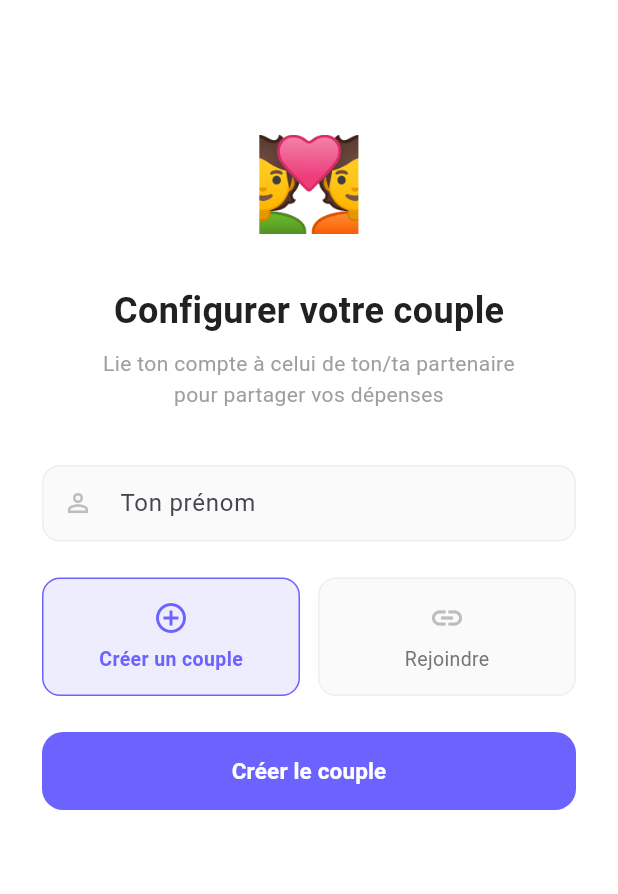
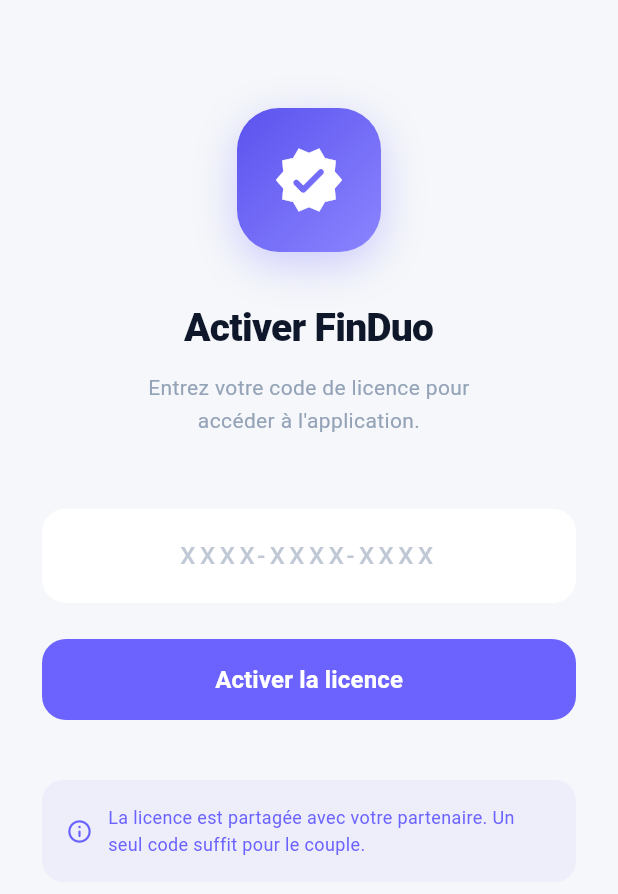
Before and after one commit to GAS-EBEBA/FinDuo, a Flutter app: the screen it shows once a user with an empty profile is signed in, on a phone screen of 412 x 824 dp. Shown: the top 894 px of the screen. Run offline on Flutter 3.47's test engine with Material 3 defaults, Android fonts, the phone set to English and light mode, and no system bars; our stand-ins replace cloud_firestore, connectivity_plus, firebase_auth, firebase_core, flutter_riverpod, go_router; accounts and stored records are empty.

Commit message:
feat: système de licences (activation par code, expiration)
Structure Firestore :
  licenses/{code} : expiresAt, isRevoked, activatedBy, activatedAt
  couples/{id}    : + licenseCode, licenseExpiresAt (après activation)

- license_service.dart : validation + activation du code (batch write),
  gestion des erreurs (code invalide, révoqué, expiré, déjà utilisé)
- license_provider.dart : licenseStreamProvider (bool temps réel),
  licenseActivationProvider (notifier pour activer un code)
- LicenseScreen : saisie du code, style FinDuo, message d'erreur visible,
  info "1 licence partagée pour le couple"
- Router : nouveau palier de redirection login→couple→licence→dashboard,
  bloc automatique si licence expirée/absente

Co-Authored-By: Claude Sonnet 4.6 <noreply@anthropic.com>

```diff
--- /dev/null
+++ b/lib/features/license/presentation/license_screen.dart
@@ -0,0 +1,247 @@
+import 'package:flutter/material.dart';
+import 'package:flutter_riverpod/flutter_riverpod.dart';
+import 'package:gestionbudget/features/license/providers/license_provider.dart';
+
+class LicenseScreen extends ConsumerStatefulWidget {
+  const LicenseScreen({super.key});
+
+  @override
+  ConsumerState<LicenseScreen> createState() => _LicenseScreenState();
+}
+
+class _LicenseScreenState extends ConsumerState<LicenseScreen> {
+  final _controller = TextEditingController();
+  String? _errorMessage;
+  bool _loading = false;
+
+  static const _kPrimary = Color(0xFF6C63FF);
+
+  @override
+  void dispose() {
+    _controller.dispose();
+    super.dispose();
+  }
+
+  Future<void> _activate() async {
+    final code = _controller.text.trim();
+    if (code.isEmpty) {
+      setState(() => _errorMessage = 'Veuillez saisir votre code de licence.');
+      return;
+    }
+    setState(() { _loading = true; _errorMessage = null; });
+
+    final error = await ref
+        .read(licenseActivationProvider.notifier)
+        .activate(code);
+
+    if (mounted) {
+      setState(() {
+        _loading = false;
+        _errorMessage = error;
+      });
+    }
+    // Si error == null le router redirige automatiquement
+  }
+
+  @override
+  Widget build(BuildContext context) {
+    return Scaffold(
+      backgroundColor: const Color(0xFFF5F7FA),
+      body: SafeArea(
+        child: SingleChildScrollView(
+          padding: const EdgeInsets.symmetric(horizontal: 28, vertical: 40),
+          child: Column(
+            crossAxisAlignment: CrossAxisAlignment.center,
+            children: [
+              const SizedBox(height: 32),
+
+              // ── Illustration ────────────────────────────────
+              Container(
+                width: 96,
+                height: 96,
+                decoration: BoxDecoration(
+                  gradient: const LinearGradient(
+                    begin: Alignment.topLeft,
+                    end: Alignment.bottomRight,
+                    colors: [Color(0xFF5B52EE), Color(0xFF8B85FF)],
+                  ),
+                  borderRadius: BorderRadius.circular(28),
+                  boxShadow: [
+                    BoxShadow(
+                      color: _kPrimary.withValues(alpha: .3),
+                      blurRadius: 24,
+                      offset: const Offset(0, 8),
+                    ),
+                  ],
+                ),
+                child: const Icon(
+                  Icons.verified_rounded,
+                  color: Colors.white,
+                  size: 48,
+                ),
+              ),
+              const SizedBox(height: 32),
+
+              // ── Titre ───────────────────────────────────────
+              const Text(
+                'Activer FinDuo',
+                style: TextStyle(
+                  fontSize: 26,
+                  fontWeight: FontWeight.w800,
+                  color: Color(0xFF0F172A),
+                  letterSpacing: -0.5,
+                ),
+              ),
+              const SizedBox(height: 10),
+              const Text(
+                'Entrez votre code de licence pour\naccéder à l\'application.',
+                textAlign: TextAlign.center,
+                style: TextStyle(
+                  fontSize: 14,
+                  color: Color(0xFF94A3B8),
+                  height: 1.6,
+                ),
+              ),
+              const SizedBox(height: 48),
+
+              // ── Champ code ──────────────────────────────────
+              TextField(
+                controller: _controller,
+                textCapitalization: TextCapitalization.characters,
+                textAlign: TextAlign.center,
+                style: const TextStyle(
+                  fontSize: 18,
+                  fontWeight: FontWeight.w700,
+                  letterSpacing: 3,
+                  color: Color(0xFF0F172A),
+                ),
+                decoration: InputDecoration(
+                  hintText: 'XXXX-XXXX-XXXX',
+                  hintStyle: TextStyle(
+                    fontSize: 16,
+                    letterSpacing: 3,
+                    color: const Color(0xFF94A3B8).withValues(alpha: .6),
+                    fontWeight: FontWeight.w500,
+                  ),
+                  filled: true,
+                  fillColor: Colors.white,
+                  contentPadding: const EdgeInsets.symmetric(
+                      horizontal: 20, vertical: 18),
+                  border: OutlineInputBorder(
+                    borderRadius: BorderRadius.circular(16),
+                    borderSide: BorderSide.none,
+                  ),
+                  focusedBorder: OutlineInputBorder(
+                    borderRadius: BorderRadius.circular(16),
+                    borderSide:
+                        const BorderSide(color: _kPrimary, width: 2),
+                  ),
+                  errorBorder: OutlineInputBorder(
+                    borderRadius: BorderRadius.circular(16),
+                    borderSide: const BorderSide(
+                        color: Color(0xFFEF4444), width: 1.5),
+                  ),
+                ),
+                onSubmitted: (_) => _activate(),
+              ),
+
+              // ── Message d'erreur ────────────────────────────
+              if (_errorMessage != null) ...[
+                const SizedBox(height: 12),
+                Container(
+                  width: double.infinity,
+                  padding: const EdgeInsets.symmetric(
+                      horizontal: 16, vertical: 12),
+                  decoration: BoxDecoration(
+                    color: const Color(0xFFFEF2F2),
+                    borderRadius: BorderRadius.circular(12),
+                    border: Border.all(
+                        color: const Color(0xFFEF4444).withValues(alpha: .3)),
+                  ),
+                  child: Row(
+                    children: [
+                      const Icon(Icons.error_outline_rounded,
+                          size: 16, color: Color(0xFFEF4444)),
+                      const SizedBox(width: 8),
+                      Expanded(
+                        child: Text(
+                          _errorMessage!,
+                          style: const TextStyle(
+                            fontSize: 13,
+                            color: Color(0xFFEF4444),
+                            fontWeight: FontWeight.w500,
+                          ),
+                        ),
+                      ),
+                    ],
+                  ),
+                ),
+              ],
+
+              const SizedBox(height: 24),
+
+              // ── Bouton activer ──────────────────────────────
+              SizedBox(
+                width: double.infinity,
+                height: 54,
+                child: ElevatedButton(
+                  onPressed: _loading ? null : _activate,
+                  style: ElevatedButton.styleFrom(
+                    backgroundColor: _kPrimary,
+                    foregroundColor: Colors.white,
+                    elevation: 0,
+                    shape: RoundedRectangleBorder(
+                        borderRadius: BorderRadius.circular(16)),
+                    disabledBackgroundColor:
+                        _kPrimary.withValues(alpha: .5),
+                  ),
+                  child: _loading
+                      ? const SizedBox(
+                          width: 22,
+                          height: 22,
+                          child: CircularProgressIndicator(
+                              strokeWidth: 2.5, color: Colors.white),
+                        )
+                      : const Text(
+                          'Activer la licence',
+                          style: TextStyle(
+                              fontSize: 16, fontWeight: FontWeight.w700),
+                        ),
+                ),
+              ),
+
+              const SizedBox(height: 40),
+
+              // ── Info bas ────────────────────────────────────
+              Container(
+                padding: const EdgeInsets.all(16),
+                decoration: BoxDecoration(
+                  color: _kPrimary.withValues(alpha: .06),
+                  borderRadius: BorderRadius.circular(14),
+                ),
+                child: const Row(
+                  children: [
+                    Icon(Icons.info_outline_rounded,
+                        size: 18, color: _kPrimary),
+                    SizedBox(width: 10),
+                    Expanded(
+                      child: Text(
+                        'La licence est partagée avec votre partenaire. '
+                        'Un seul code suffit pour le couple.',
+                        style: TextStyle(
+                          fontSize: 12,
+                          color: _kPrimary,
+                          height: 1.5,
+                        ),
+                      ),
+                    ),
+                  ],
+                ),
+              ),
+            ],
+          ),
+        ),
+      ),
+    );
+  }
+}
```
Also changed, not shown: lib/core/router/app_router.dart (+34 -13 lines), lib/features/license/data/license_service.dart (added, +60 -0 lines), lib/features/license/providers/license_provider.dart (added, +48 -0 lines).
